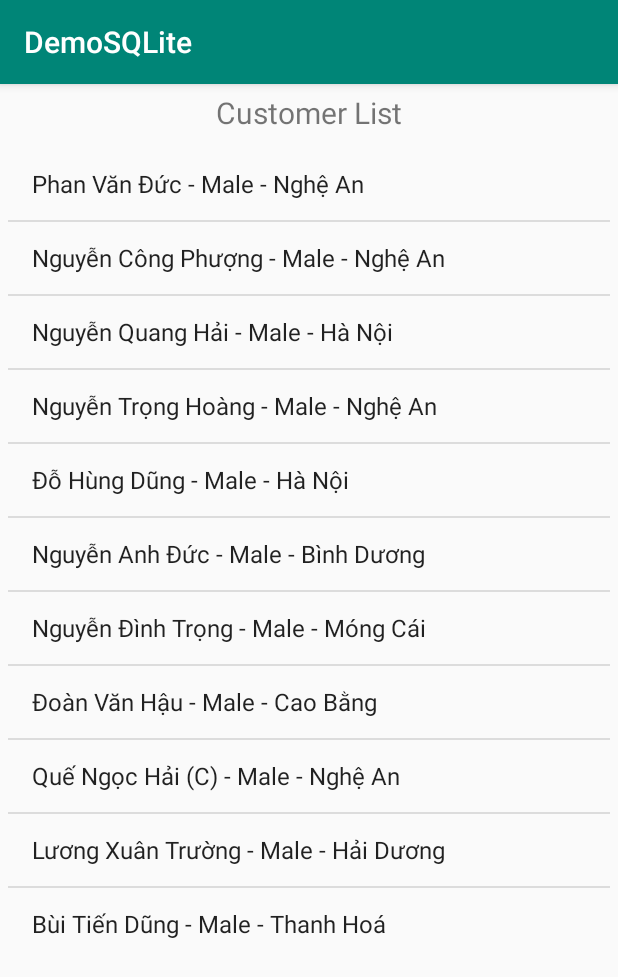
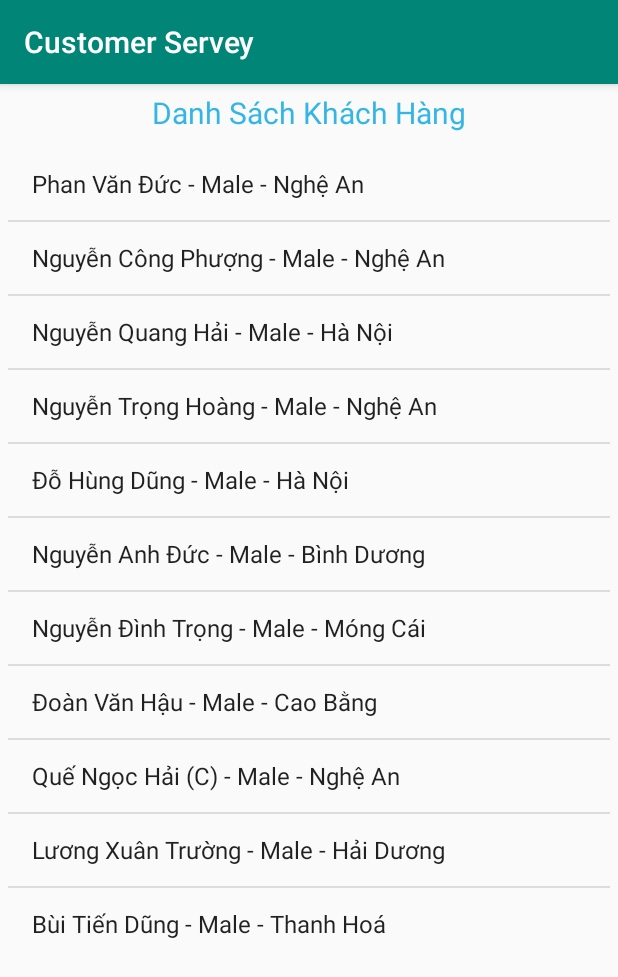
Before and after one commit to QuocPhuDEV/DemoSQLite, an Android app: the Cus_List_Activity screen opened directly, with no data from a screen before it, on a phone screen of 412 x 824 dp. Shown: the top 977 px of the screen. Run offline under Robolectric (Android 15) with nearby library versions, the phone set to English and light mode, and no system bars.

Commit message:
thursday_13122018

```diff
--- a/app/src/main/AndroidManifest.xml
+++ b/app/src/main/AndroidManifest.xml
@@ -37,7 +37,8 @@
         <activity android:name=".Answer.YesNo_Answer_Activity" />
         <activity android:name=".Answer.CheckBox_Answer_Activity" />
         <activity android:name=".Answer.Input_Answer_Activity" />
-        <activity android:name=".Answer.Select_Answer_Activity"></activity>
+        <activity android:name=".Answer.Select_Answer_Activity" />
+        <activity android:name=".HistoryServey.History_Servey_Activity"></activity>
     </application>
 
 </manifest>
--- a/app/src/main/res/layout/activity_cus__list_.xml
+++ b/app/src/main/res/layout/activity_cus__list_.xml
@@ -16,9 +16,10 @@
         <TextView
             android:layout_width="wrap_content"
             android:layout_height="wrap_content"
-            android:text="Customer List"
-            android:textSize="20dp"
-            android:layout_gravity="center"/>
+            android:layout_gravity="center"
+            android:text="Danh Sách Khách Hàng"
+            android:textColor="@android:color/holo_blue_light"
+            android:textSize="20dp" />
 
         <ListView
             android:id="@+id/lvCustomer"
--- /dev/null
+++ b/app/src/main/res/layout/item_history_servey.xml
@@ -0,0 +1,6 @@
+<?xml version="1.0" encoding="utf-8"?>
+<android.support.constraint.ConstraintLayout
+    xmlns:android="http://schemas.android.com/apk/res/android" android:layout_width="match_parent"
+    android:layout_height="match_parent">
+
+</android.support.constraint.ConstraintLayout>
--- a/app/src/main/res/menu/popup_customer_servey.xml
+++ b/app/src/main/res/menu/popup_customer_servey.xml
@@ -2,8 +2,8 @@
 <menu xmlns:android="http://schemas.android.com/apk/res/android">
     <item
         android:id="@+id/itemNewCustomer"
-        android:title="New Customer" />
+        android:title="Khách Hàng Mới" />
     <item
         android:id="@+id/itemListCustomer"
-        android:title="From List Customer" />
+        android:title="Danh Sách Khách Hàng" />
 </menu>
--- a/app/src/main/res/values/strings.xml
+++ b/app/src/main/res/values/strings.xml
@@ -1,5 +1,5 @@
 <resources>
-    <string name="app_name">DemoSQLite</string>
+    <string name="app_name">Customer Servey</string>
     <string name="title_activity_main2">Main2Activity</string>
     <string name="title_activity_cus_">Cus_Activity</string>
 </resources>
```
Also changed, not shown: app/src/main/java/com/example/hoangquocphu/demosqlite/HistoryServey/History_Servey_Activity.java (added, +15 -0 lines), app/src/main/res/layout/activity_history__servey_.xml (added, +74 -0 lines).
